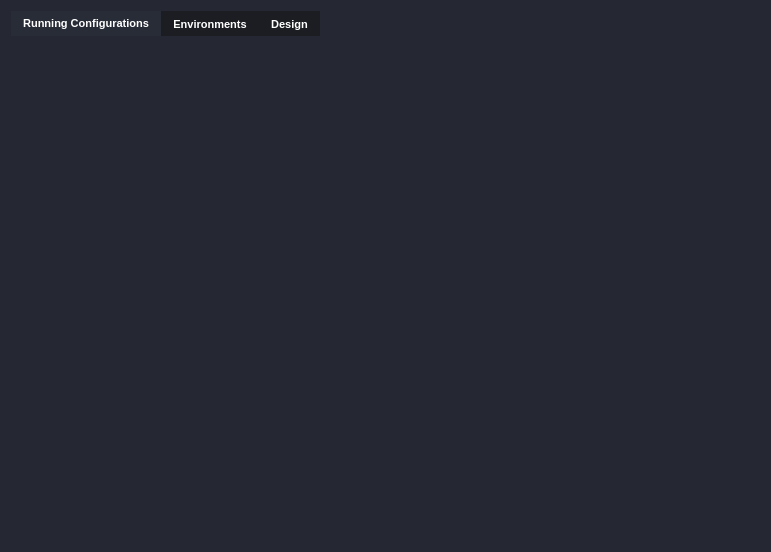
Before: the Qt Designer form UiFiles/Task_Tab.ui in bassant-hisham/Anomalies-Tracker-Siemens-Academy, drawn with Qt 5.
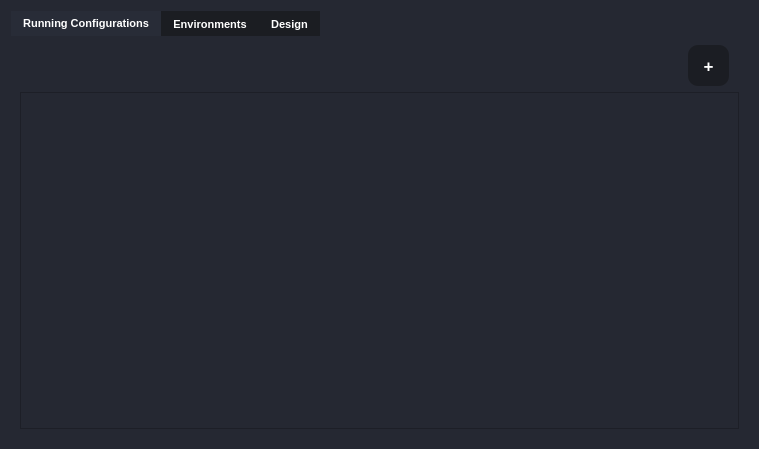
After: the same form once the commit is applied. Icons and pictures are not drawn.

Diff of the .ui file:
```diff
--- a/UiFiles/Task_Tab.ui
+++ b/UiFiles/Task_Tab.ui
@@ -6,8 +6,8 @@
    <rect>
     <x>0</x>
     <y>0</y>
-    <width>771</width>
-    <height>552</height>
+    <width>759</width>
+    <height>449</height>
    </rect>
   </property>
   <property name="windowTitle">
@@ -19,13 +19,12 @@
 	color: white;
 }</string>
   </property>
-  <layout class="QGridLayout" name="gridLayout_2">
-   <item row="0" column="0">
+  <layout class="QVBoxLayout" name="verticalLayout">
+   <item>
     <widget class="QTabWidget" name="tabWidget">
      <property name="font">
       <font>
        <pointsize>8</pointsize>
-       <weight>75</weight>
        <bold>true</bold>
       </font>
      </property>
@@ -114,6 +113,73 @@
       <attribute name="title">
        <string>Running Configurations</string>
       </attribute>
+      <layout class="QGridLayout" name="gridLayout_2">
+       <item row="0" column="0">
+        <layout class="QHBoxLayout" name="horizontalLayout_8">
+         <item>
+          <spacer name="horizontalSpacer_4">
+           <property name="orientation">
+            <enum>Qt::Horizontal</enum>
+           </property>
+           <property name="sizeHint" stdset="0">
+            <size>
+             <width>658</width>
+             <height>20</height>
+            </size>
+           </property>
+          </spacer>
+         </item>
+         <item>
+          <widget class="QPushButton" name="pushButton_4">
+           <property name="sizePolicy">
+            <sizepolicy hsizetype="Maximum" vsizetype="Maximum">
+             <horstretch>0</horstretch>
+             <verstretch>0</verstretch>
+            </sizepolicy>
+           </property>
+           <property name="minimumSize">
+            <size>
+             <width>51</width>
+             <height>41</height>
+            </size>
+           </property>
+           <property name="maximumSize">
+            <size>
+             <width>51</width>
+             <height>41</height>
+            </size>
+           </property>
+           <property name="font">
+            <font>
+             <pointsize>13</pointsize>
+             <bold>true</bold>
+            </font>
+           </property>
+           <property name="text">
+            <string>+</string>
+           </property>
+          </widget>
+         </item>
+        </layout>
+       </item>
+       <item row="1" column="0">
+        <widget class="QScrollArea" name="scrollArea_2">
+         <property name="widgetResizable">
+          <bool>true</bool>
+         </property>
+         <widget class="QWidget" name="scrollAreaRunningConfig">
+          <property name="geometry">
+           <rect>
+            <x>0</x>
+            <y>0</y>
+            <width>721</width>
+            <height>339</height>
+           </rect>
+          </property>
+         </widget>
+        </widget>
+       </item>
+      </layout>
      </widget>
      <widget class="QWidget" name="environments">
       <property name="styleSheet">
```
Left out of the diff: 14 changed lines with no effect on the pictures.
